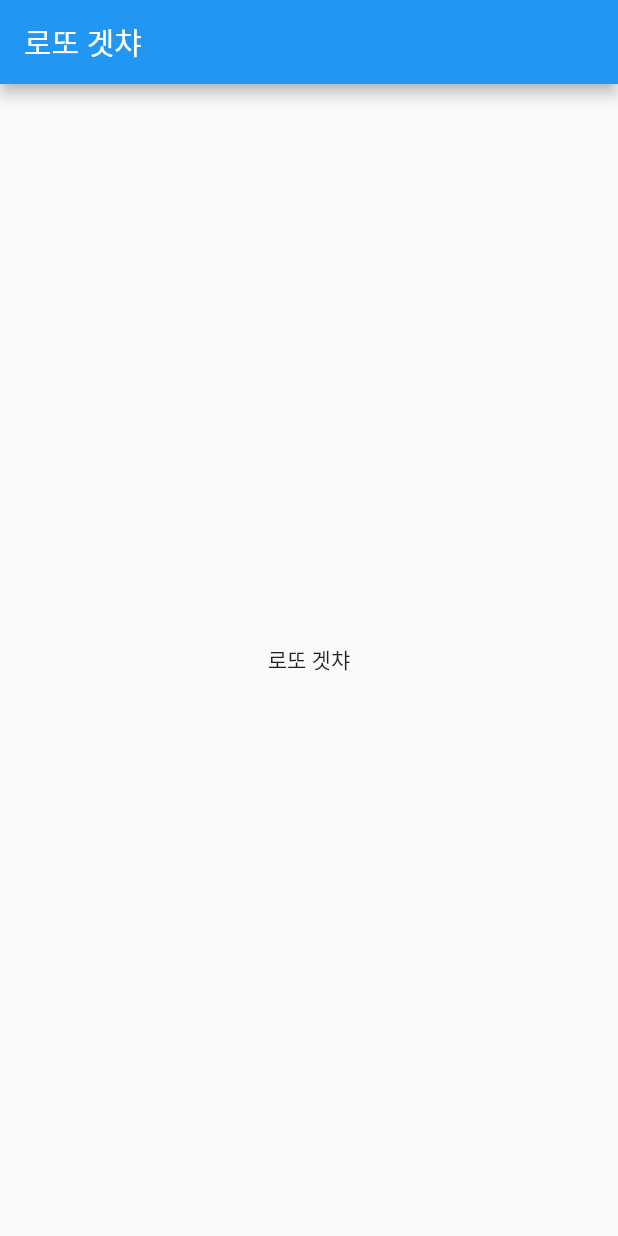
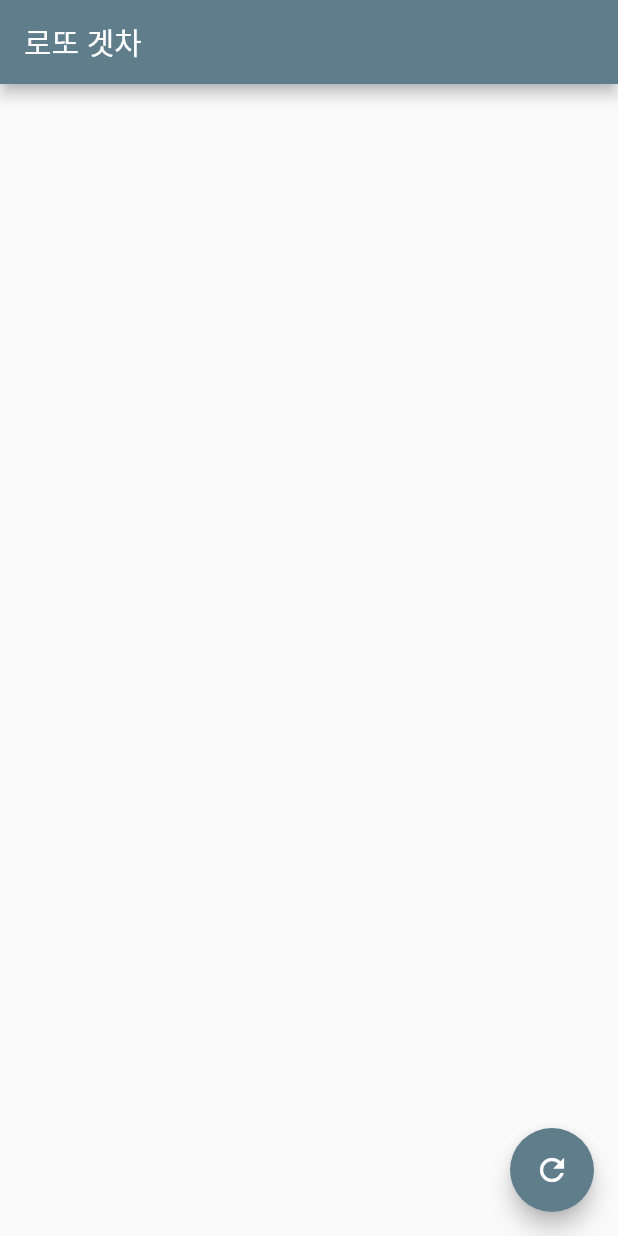
Before and after one commit to SorinnyDev/Flutter_lotto, a Flutter app: the screen it shows after launch, on a phone screen of 412 x 824 dp. Run offline on Flutter 3.47's test engine with Material 2 defaults, Android fonts, the phone set to English and light mode, and no system bars.

```diff
--- a/lib/main.dart
+++ b/lib/main.dart
@@ -1,3 +1,4 @@
+import 'dart:math';
 import 'package:flutter/material.dart';
 
 void main() {
@@ -13,7 +14,7 @@ class MyApp extends StatelessWidget {
       title: 'Flutter Demo',
       debugShowCheckedModeBanner: false,
       theme: ThemeData(
-        primarySwatch: Colors.blue,
+        primarySwatch: Colors.blueGrey,
       ),
       home: const MyHomePage(),
     );
@@ -29,20 +30,50 @@ class MyHomePage extends StatefulWidget {
 
 class _MyHomePageState extends State<MyHomePage> {
 
+  List<List<int>> list_lotto = [];
+
+  void _addLotto (){
+    setState(() {
+      List<int> lotto=[];
+      while(true){
+        var rnd = Random().nextInt(45) + 1;
+        if(!lotto.contains(rnd)){
+          lotto.add(rnd);
+        }
+        if(lotto.length == 6) break;
+      }
+
+      lotto.sort();
+      list_lotto.add(lotto);
+    });
+  }
+
+
   @override
   Widget build(BuildContext context) {
     return Scaffold(
       appBar: AppBar(
-        // Here we take the value from the MyHomePage object that was created by
-        // the App.build method, and use it to set our appbar title.
-        title: Text("로또 겟챠"),
+        title: Text("로또 겟차"),
       ),
       body: Center(
-        // Center is a layout widget. It takes a single child and positions it
-        // in the middle of the parent.
-        child: Container(
-          child: Text("로또 겟챠"),
+        child: ListView.separated(
+          padding: EdgeInsets.all(8),
+          itemCount: list_lotto.length,
+            itemBuilder: (context, index) {
+              return Container(
+                child: Text(list_lotto[index].toString()),
+              );
+            },
+            separatorBuilder: (context, index) {
+              return Divider();
+            },
+
         ),
+      ),
+      floatingActionButton: FloatingActionButton(
+        onPressed: _addLotto,
+        tooltip: '로또번호 생성',
+        child: Icon(Icons.refresh),
       ),
     );
   }
```
